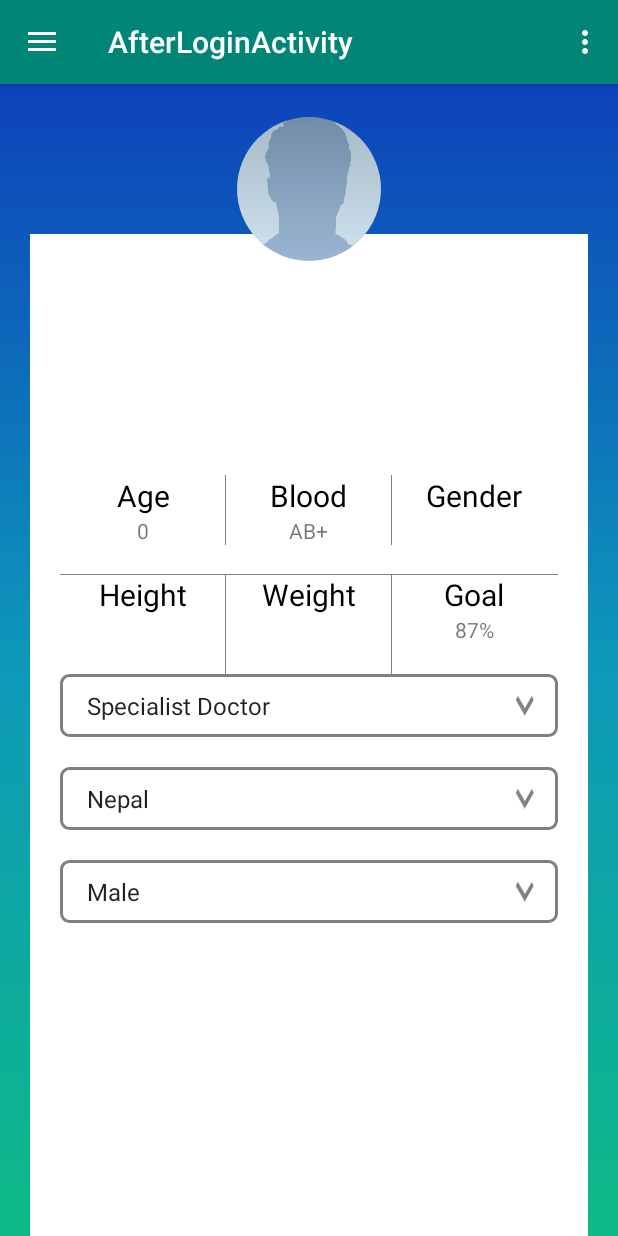
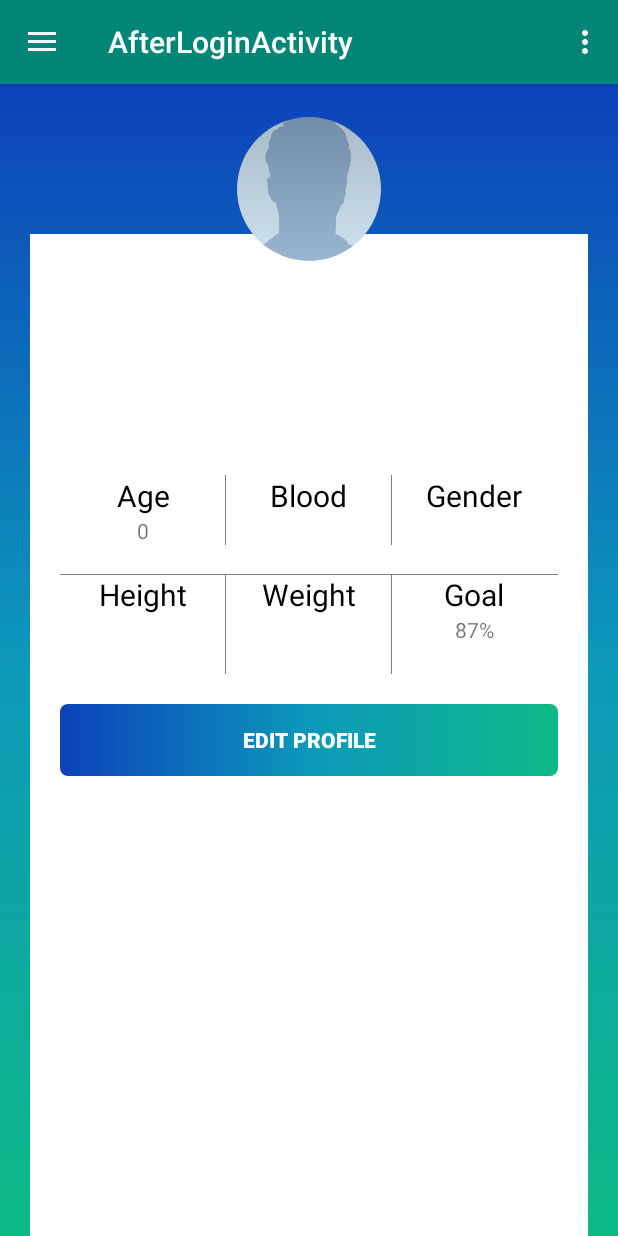
Before and after one commit to Urmila-m/DoctorApp, an Android app: the AfterLoginActivity screen opened directly, with no data from a screen before it, in the side drawer, after a tap on "Profile", on a phone screen of 412 x 824 dp. Run offline under Robolectric (Android 15) with nearby library versions, the phone set to English and light mode, and no system bars; our stand-ins replace CircleImageView, Picasso; libraries missing offline, so code that uses them is left out: com.facebook, com.facebook.login; pictures from the network do not load.

Commit message:
doctor database and API added

```diff
--- a/app/build.gradle
+++ b/app/build.gradle
@@ -36,6 +36,7 @@
 
     implementation 'com.squareup.picasso:picasso:2.71828'//for image loading from net
 
+    implementation 'com.android.support:support-v4:28.0.0'
     testImplementation 'junit:junit:4.12'
     androidTestImplementation 'com.android.support.test:runner:1.0.2'
     androidTestImplementation 'com.android.support.test.espresso:espresso-core:3.0.2'
--- a/app/src/main/java/com/myapp/doctorapp/DoctorAdapter.java
+++ b/app/src/main/java/com/myapp/doctorapp/DoctorAdapter.java
@@ -44,7 +44,7 @@
         h.tvHospital.setText(doctor.getHospital());
         h.tvSpeciality.setText(doctor.getSpeciality());
 
-        Picasso.get().load(doctor.getImage()).into(h.circleImageView);
+        Picasso.get().load(doctor.getImage()).placeholder(R.drawable.default_image).into(h.circleImageView);
         h.itemView.setOnClickListener(new View.OnClickListener() {
             @Override
             public void onClick(View v) {
--- a/app/src/main/java/com/myapp/doctorapp/Globals.java
+++ b/app/src/main/java/com/myapp/doctorapp/Globals.java
@@ -5,6 +5,8 @@
 public class Globals extends Application {
     public static int anInt;
     public static final String API_INSERT="ApiBackgroundTaskInsert";
+    public static final String API_UPDATE_PROFILE="ApiBackgroundTaskUpdateProfile";
+    public static final String API_GET_DOCTOR_LIST="ApiBackgroundTaskInsertGetDoctor";
     public static final String API_GET_EMAIL="ApiBackgroundTaskGetEmail";
     public static final String API_GET_USER="ApiBackgroundTaskGetUser";
     public static final String SIGNUP="SignUpWithFacebookTask";
--- a/app/src/main/java/com/myapp/doctorapp/activity/AfterLoginActivity.java
+++ b/app/src/main/java/com/myapp/doctorapp/activity/AfterLoginActivity.java
@@ -23,24 +23,32 @@
 import com.facebook.login.LoginManager;
 import com.myapp.doctorapp.DoctorAdapter;
 import com.myapp.doctorapp.R;
+import com.myapp.doctorapp.backgroundtasks.ApiBackgroundTask;
+import com.myapp.doctorapp.fragments.FindDoctorFragment;
 import com.myapp.doctorapp.fragments.HomeFragment;
 import com.myapp.doctorapp.fragments.ProfileFragment;
+import com.myapp.doctorapp.interfaces.OnDataRetrievedListener;
 import com.myapp.doctorapp.interfaces.OnFragmentButtonClickListener;
+import com.myapp.doctorapp.model.Doctor;
 import com.squareup.picasso.Picasso;
 
+import java.util.List;
 import java.util.Map;
 
 import de.hdodenhof.circleimageview.CircleImageView;
 
+import static com.myapp.doctorapp.Globals.API_GET_DOCTOR_LIST;
+import static com.myapp.doctorapp.Globals.API_UPDATE_PROFILE;
+
 public class AfterLoginActivity extends PreferenceInitializingActivity
-        implements NavigationView.OnNavigationItemSelectedListener, OnFragmentButtonClickListener {
+        implements NavigationView.OnNavigationItemSelectedListener, OnFragmentButtonClickListener, OnDataRetrievedListener {
 
     CircleImageView imageView, imageProfile;
     TextView tvName;
     TextView tvEmail;
     FrameLayout frameLayout;
-
-    TextView tvNameProfile, tvAge, tvHeight, tvWeight, tvGender, tvBlood;
+    ApiBackgroundTask apiTask;
+    NavigationView navigationView;
 
     @Override
     protected void onCreate(Bundle savedInstanceState) {
@@ -59,6 +67,8 @@
             }
         });
 
+        apiTask=new ApiBackgroundTask();
+
         View view=findViewById(R.id.dl_content);
         View view1=view.findViewById(R.id.include_after_login);
         frameLayout=view1.findViewById(R.id.fl_after_login_content);
@@ -71,15 +81,13 @@
         drawer.addDrawerListener(toggle);
         toggle.syncState();
 
-        NavigationView navigationView = (NavigationView) findViewById(R.id.nav_view);
+        navigationView = (NavigationView) findViewById(R.id.nav_view);
         imageView=navigationView.getHeaderView(0).findViewById(R.id.nav_header_image);
         tvName=navigationView.getHeaderView(0).findViewById(R.id.tv_nav_header_name);
         tvEmail=navigationView.getHeaderView(0).findViewById(R.id.tv_nav_header_email);
 
         setNavHeaderElements();
         navigationView.setNavigationItemSelectedListener(this);
-
-
 
     }
 
@@ -138,6 +146,7 @@
            LoginManager.getInstance().logOut();//fb sign in vaye
            Intent intent=new Intent(AfterLoginActivity.this, BeforeLoginActivity.class);
            startActivity(intent);
+           finish();
 
         }
 
@@ -148,7 +157,29 @@
 
     @Override
     public void onButtonClicked(int id, Fragment fragment, Bundle bundle) {
-        getSupportFragmentManager().beginTransaction().replace(frameLayout.getId(), fragment).addToBackStack(null).commit();
+        if (id==R.id.find_doctor_block) {
+            apiTask.getDoctorList(this);
+        }
+        else if (id==R.id.btn_edit_profile){
+            getSupportFragmentManager().beginTransaction().add(frameLayout.getId(), fragment).commit();
+        }
+
+        else if (id==R.id.btn_edit_profile_update){
+
+            editor.putString("weight", bundle.getString("weight"));
+            editor.putString("height", bundle.getString("height"));
+            editor.putString("blood", bundle.getString("blood"));
+
+            apiTask.updateProfile(bundle.getString("height"),
+                    bundle.getString("weight"),
+                    bundle.getString("blood"),
+                    preferences.getString("email", ""),
+                    this);
+
+            navigationView.setCheckedItem(R.id.nav_home);
+            getSupportFragmentManager().beginTransaction().add(frameLayout.getId(), fragment).commit();
+        }
+
     }
 
     void setNavHeaderElements(){
@@ -171,8 +202,20 @@
         bundle.putString("height",preferences.getString("height", ""));
         bundle.putString("gender",preferences.getString("gender", ""));
         bundle.putString("birthday",preferences.getString("dob", ""));
-        bundle.putString("blood", "AB+");//TODO this field needs to be added in database
-
+        bundle.putString("blood", preferences.getString("blood", ""));
         return bundle;
     }
+
+    @Override
+    public void onDataRetrieved(String source, Bundle bundle) {
+        if (source==API_GET_DOCTOR_LIST) {
+            FindDoctorFragment fragment = new FindDoctorFragment();
+            fragment.setArguments(bundle);
+            getSupportFragmentManager().beginTransaction().replace(frameLayout.getId(), fragment).addToBackStack(null).commit();
+        }
+        else if (source==API_UPDATE_PROFILE){
+            Log.e("TAG", "onDataRetrieved: "+bundle.getString("errorMsg"));
+        }
+
+    }
 }
--- a/app/src/main/java/com/myapp/doctorapp/fragments/CustomAtrributePickerFragment.java
+++ b/app/src/main/java/com/myapp/doctorapp/fragments/CustomAtrributePickerFragment.java
@@ -44,13 +44,13 @@
         npGender=view.findViewById(R.id.np_gender);
         btnNext=view.findViewById(R.id.btn_custom_attribute_picker);
 
-        npHeight.setMinValue(50);
+        npHeight.setMinValue(0);
         npHeight.setMaxValue(150);
         npHeight.setValue(100);
         npHeight.setWrapSelectorWheel(false);
 
-        npWeight.setMaxValue(80);
-        npWeight.setMinValue(40);
+        npWeight.setMaxValue(100);
+        npWeight.setMinValue(0);
         npWeight.setValue(60);
         npWeight.setWrapSelectorWheel(false);
 
--- a/app/src/main/java/com/myapp/doctorapp/fragments/HomeFragment.java
+++ b/app/src/main/java/com/myapp/doctorapp/fragments/HomeFragment.java
@@ -11,13 +11,17 @@
 import android.view.ViewGroup;
 import android.widget.LinearLayout;
 
+import com.google.android.gms.common.api.Api;
 import com.myapp.doctorapp.R;
+import com.myapp.doctorapp.backgroundtasks.ApiBackgroundTask;
+import com.myapp.doctorapp.interfaces.OnDataRetrievedListener;
 import com.myapp.doctorapp.interfaces.OnFragmentButtonClickListener;
 
 public class HomeFragment extends Fragment {
 
     OnFragmentButtonClickListener listener;
     LinearLayout findDoctorBlock;
+    Context context;
 
     public HomeFragment() {
         //required empty public constructor
@@ -33,7 +37,7 @@
     @Override
     public void onAttach(Context context) {
         super.onAttach(context);
-        Log.e("TAG", "onAttach: "+context);
+        this.context=context;
         if (context instanceof OnFragmentButtonClickListener){
             listener= (OnFragmentButtonClickListener) context;
         }
--- a/app/src/main/java/com/myapp/doctorapp/fragments/ProfileFragment.java
+++ b/app/src/main/java/com/myapp/doctorapp/fragments/ProfileFragment.java
@@ -9,6 +9,7 @@
 import android.view.LayoutInflater;
 import android.view.View;
 import android.view.ViewGroup;
+import android.widget.Button;
 import android.widget.TextView;
 
 import com.myapp.doctorapp.R;
@@ -22,12 +23,13 @@
 
 import de.hdodenhof.circleimageview.CircleImageView;
 
-public class ProfileFragment  extends Fragment {
+public class ProfileFragment  extends Fragment implements View.OnClickListener {
 
     private OnFragmentButtonClickListener listener;
     TextView tvName, tvBlood, tvAge, tvWeight, tvHeight, tvGender;
     CircleImageView imageView;
     Bundle bundle;
+    Button btnEditProfile;
 
     public ProfileFragment() {
         //required empty constructor
@@ -59,6 +61,7 @@
         tvHeight=view.findViewById(R.id.tv_height_profile);
         tvWeight=view.findViewById(R.id.tv_weight_profile);
         imageView=view.findViewById(R.id.iv_profile_image);
+        btnEditProfile=view.findViewById(R.id.btn_edit_profile);
     }
 
     @Override
@@ -72,6 +75,7 @@
         tvGender.setText(bundle.getString("gender"));
         tvBlood.setText(bundle.getString("blood"));
         tvAge.setText(birthday);
+        btnEditProfile.setOnClickListener(this);
 
         Picasso.get().load(bundle.getString("image")).placeholder(R.drawable.default_image).into(imageView);
     }
@@ -96,4 +100,9 @@
         int age= (int) (m/(60*24*365));
         return age;
     }
+
+    @Override
+    public void onClick(View v) {
+        listener.onButtonClicked(btnEditProfile.getId(), new EditProfileFragment(), new Bundle());
+    }
 }
--- a/app/src/main/java/com/myapp/doctorapp/fragments/SignInFragment.java
+++ b/app/src/main/java/com/myapp/doctorapp/fragments/SignInFragment.java
@@ -82,6 +82,7 @@
         }
         else if(v==signInFb){
             //TODO FacebookTask chainxa, tyabata aako email ra database ma vako email compare garne, milyo vane afterloginActivity
+
         }
     }
 }
--- a/app/src/main/java/com/myapp/doctorapp/interfaces/ApiInterface.java
+++ b/app/src/main/java/com/myapp/doctorapp/interfaces/ApiInterface.java
@@ -2,6 +2,7 @@
 
 import android.os.Bundle;
 
+import com.myapp.doctorapp.model.Doctor;
 import com.myapp.doctorapp.model.EmailPasswordResponse;
 import com.myapp.doctorapp.model.PostResponse;
 import com.myapp.doctorapp.model.User;
@@ -39,4 +40,16 @@
     Call<User> getUser(@Field("action") String getRecordWithEmail,
                        @Field("email") String email);
 
+    @POST("doctorAppAPI.php")
+    @FormUrlEncoded
+    Call<List<Doctor>> getDoctorList(@Field("action") String getDoctorList);
+
+    @POST("doctorAppAPI.php")
+    @FormUrlEncoded
+    Call<PostResponse> updateProfile(@Field("action") String editProfile,
+                                     @Field("weight") String weight,
+                                     @Field("height") String height,
+                                     @Field("blood") String bloodGroup,
+                                     @Field("email") String email);
+
 }
--- a/app/src/main/java/com/myapp/doctorapp/model/Doctor.java
+++ b/app/src/main/java/com/myapp/doctorapp/model/Doctor.java
@@ -1,6 +1,8 @@
 package com.myapp.doctorapp.model;
 
-public class Doctor {
+import java.io.Serializable;
+
+public class Doctor implements Serializable {
 
     private String name, image, hospital, speciality;
     private int id, rating;
--- a/app/src/main/res/layout/doctor_listview_adapter_layout.xml
+++ b/app/src/main/res/layout/doctor_listview_adapter_layout.xml
@@ -55,6 +55,7 @@
         <TextView
             android:id="@+id/tv_doctor_adapter_name"
             style="@style/title_style"
+            android:textSize="@dimen/normal_text_size"
             android:layout_width="match_parent"
             android:layout_height="wrap_content"
             android:text="@string/vivek_kumar" />
@@ -66,6 +67,7 @@
             android:text="@string/peditrician" />
 
         <LinearLayout
+            android:gravity="left|center"
             android:layout_width="match_parent"
             android:layout_height="wrap_content"
             android:orientation="horizontal">
@@ -82,7 +84,8 @@
                 android:layout_height="wrap_content"
                 android:layout_marginLeft="@dimen/all_padding"
                 android:text="@string/hospital_name"
-                android:textColor="@color/black" />
+                android:textColor="@color/black"
+                android:layout_gravity="center"/>
         </LinearLayout>
 
     </LinearLayout>
--- a/app/src/main/res/layout/user_profile_layout.xml
+++ b/app/src/main/res/layout/user_profile_layout.xml
@@ -184,29 +184,36 @@
             </TableRow>
         </TableLayout>
 
-        <Spinner
+        <Button
+            android:id="@+id/btn_edit_profile"
             android:layout_width="match_parent"
             android:layout_height="wrap_content"
-            android:layout_marginBottom="@dimen/margin_20"
-            android:background="@drawable/spinner_background"
-            android:entries="@array/doctor_list"
-            android:padding="@dimen/all_padding" />
+            style="@style/button_style"
+            android:text="@string/edit_profile"/>
 
-        <Spinner
-            android:layout_width="match_parent"
-            android:layout_height="wrap_content"
-            android:layout_marginBottom="@dimen/margin_20"
-            android:background="@drawable/spinner_background"
-            android:entries="@array/location_list"
-            android:padding="@dimen/all_padding" />
+        <!--<Spinner-->
+            <!--android:layout_width="match_parent"-->
+            <!--android:layout_height="wrap_content"-->
+            <!--android:layout_marginBottom="@dimen/margin_20"-->
+            <!--android:background="@drawable/spinner_background"-->
+            <!--android:entries="@array/doctor_list"-->
+            <!--android:padding="@dimen/all_padding" />-->
 
-        <Spinner
-            android:layout_width="match_parent"
-            android:layout_height="wrap_content"
-            android:layout_marginBottom="@dimen/margin_20"
-            android:background="@drawable/spinner_background"
-            android:entries="@array/gender_list"
-            android:padding="@dimen/all_padding" />
+        <!--<Spinner-->
+            <!--android:layout_width="match_parent"-->
+            <!--android:layout_height="wrap_content"-->
+            <!--android:layout_marginBottom="@dimen/margin_20"-->
+            <!--android:background="@drawable/spinner_background"-->
+            <!--android:entries="@array/location_list"-->
+            <!--android:padding="@dimen/all_padding" />-->
+
+        <!--<Spinner-->
+            <!--android:layout_width="match_parent"-->
+            <!--android:layout_height="wrap_content"-->
+            <!--android:layout_marginBottom="@dimen/margin_20"-->
+            <!--android:background="@drawable/spinner_background"-->
+            <!--android:entries="@array/gender_list"-->
+            <!--android:padding="@dimen/all_padding" />-->
 
     </LinearLayout>
     </ScrollView>
--- a/app/src/main/res/values/strings.xml
+++ b/app/src/main/res/values/strings.xml
@@ -102,5 +102,11 @@
     <string name="account_settings">Account Settings</string>
     <string name="log_out">Log out</string>
     <string name="user">User</string>
+    <string name="edit_profile">Edit Profile</string>
+
+    <!-- TODO: Remove or change this placeholder text -->
+    <string name="hello_blank_fragment">Hello blank fragment</string>
+    <string name="blood_group">Blood Group</string>
+    <string name="update">Update</string>
 
 </resources>
```
Also changed, not shown: app/src/main/java/com/myapp/doctorapp/activity/BeforeLoginActivity.java (+11 -7 lines), app/src/main/java/com/myapp/doctorapp/backgroundtasks/ApiBackgroundTask.java (+42 -0 lines), app/src/main/java/com/myapp/doctorapp/fragments/EditProfileFragment.java (added, +99 -0 lines), app/src/main/java/com/myapp/doctorapp/fragments/FindDoctorFragment.java (+8 -13 lines), app/src/main/java/com/myapp/doctorapp/model/User.java (+27 -5 lines), app/src/main/res/layout/fragment_edit_profile.xml (added, +87 -0 lines), 1 other file.
